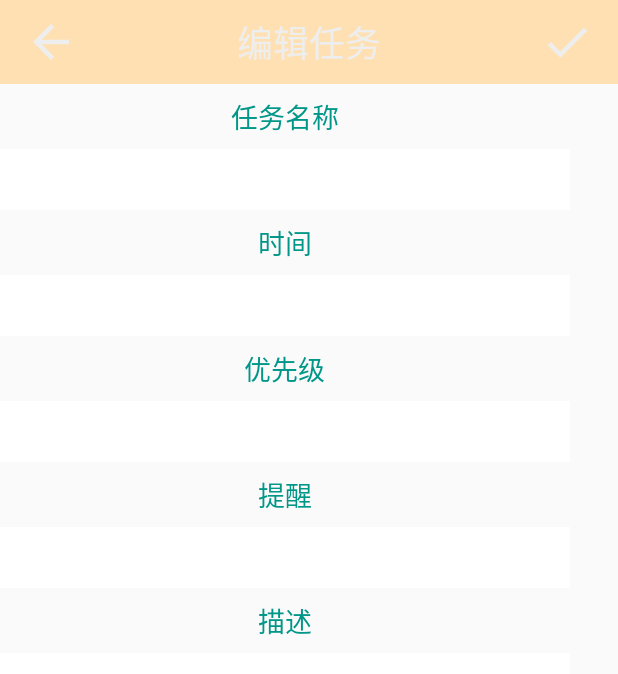
After one commit to gsxab/Jinsuoji, an Android app: the TodoEditActivity screen opened directly, with no data from a screen before it, on a phone screen of 412 x 824 dp. The commit adds this screen. Shown: the top 674 px of the screen. Run offline under Robolectric (Android 15) with nearby library versions, the phone set to English and light mode, and no system bars.

Commit message:
TodoEdit

```diff
--- a/app/src/main/AndroidManifest.xml
+++ b/app/src/main/AndroidManifest.xml
@@ -19,7 +19,8 @@
             </intent-filter>
         </activity>
         <activity android:name=".ExpenseEditActivity" />
-        <activity android:name=".GuideActivity"></activity>
+        <activity android:name=".GuideActivity" />
+        <activity android:name=".TodoEditActivity"></activity>
     </application>
 
 </manifest>
--- a/app/src/main/java/org/jinsuoji/jinsuoji/MainActivity.java
+++ b/app/src/main/java/org/jinsuoji/jinsuoji/MainActivity.java
@@ -159,6 +159,9 @@ public class MainActivity extends AppCompatActivity implements
                 }   break;
                 case R.id.navigation_todo:{
                     // TODO 进入任务编辑Activity
+                    Intent intent = new Intent(MainActivity.this, TodoEditActivity.class);
+                    intent.putExtra("org.jinsuoji.jinsuoji.Time", Calendar.getInstance().getTime());
+                    startActivityForResult(intent, 1);
                 }   break;
                 case R.id.navigation_expenditure:{
                     Intent intent = new Intent(MainActivity.this, ExpenseEditActivity.class);
--- /dev/null
+++ b/app/src/main/java/org/jinsuoji/jinsuoji/TodoEditActivity.java
@@ -0,0 +1,185 @@
+package org.jinsuoji.jinsuoji;
+
+import android.content.Intent;
+import android.os.Handler;
+import android.support.v7.app.AppCompatActivity;
+import android.os.Bundle;
+import android.util.Log;
+import android.view.View;
+import android.widget.EditText;
+import android.widget.ImageButton;
+import android.widget.TextView;
+import android.widget.Toast;
+
+
+import org.jinsuoji.jinsuoji.data_access.DateUtils;
+import org.jinsuoji.jinsuoji.model.Todo;
+
+import java.util.Date;
+import java.util.Calendar;
+import android.app.DatePickerDialog;
+import android.widget.DatePicker;
+import android.widget.TimePicker;
+import android.app.TimePickerDialog;
+
+/**
+ * 编辑任务的Activity.
+ */
+public class TodoEditActivity extends AppCompatActivity {
+    public static final String KEY = "exp_ToDo";
+    public static final String LAST_ToDo= "org.jinsuoji.jinsuoji.LastToDo";
+    public static final String TAG = "o.j.j.EEAct";
+
+    Handler handler;
+    Todo todo;
+    EditText item,priority,descrip;
+    TextView time,reminder;
+    ImageButton cancel, ok;
+
+
+    @Override
+    protected void onCreate(Bundle savedInstanceState) {
+        super.onCreate(savedInstanceState);
+        setContentView(R.layout.activity_todo_edit);
+
+        handler = new Handler();
+        item = findViewById(R.id.item_editor);
+        priority = findViewById(R.id.priority_editor);
+        reminder = findViewById(R.id.remind_editor);
+        descrip = findViewById(R.id.descrip_editor);
+        time = findViewById(R.id.time_editor);
+
+        if(savedInstanceState != null){
+           todo = (Todo)savedInstanceState.get(KEY);
+        }else{
+            Todo todo = (Todo)getIntent().getSerializableExtra(LAST_ToDo);
+            if(todo == null){
+                this.todo = new Todo(-1,null,"",0,"",false);
+                if(getIntent() != null){
+                    this.todo.setDateTime((Date) getIntent().getSerializableExtra("org.jinsuoji.jinsuoji.Time"));
+                }
+            }else{
+                this.todo = todo;
+            }
+        }
+        cancel = findViewById(R.id.toolbar_return);
+        cancel.setOnClickListener(new View.OnClickListener() {
+            @Override
+            public void onClick(View v) {
+                setResult(RESULT_CANCELED);
+                finish();
+            }
+        });
+        ok = findViewById(R.id.toolbar_ok);
+        ok.setOnClickListener(new View.OnClickListener() {
+            @Override
+            public void onClick(View v) {
+                Intent intent = new Intent();
+                if (!composeTodo()) {
+                    Toast.makeText(TodoEditActivity.this, R.string.missing_args,
+                            Toast.LENGTH_SHORT).show();
+                    return;
+                }
+                intent.putExtra(LAST_ToDo, todo);
+                setResult(RESULT_OK, intent);
+                finish();
+            }
+        });
+        //加上下面的这段代码会闪退，可能是因为跟Todo的数据库操作文件有关系，所以我先注释掉了
+//        item.setText(todo.getTaskName());
+//        priority.setText(todo.getPriority());
+//        descrip.setText(todo.getMemo());
+//        time.setText(todo.getDateTime() == null ? "" : DateUtils.toDateString(todo.getDateTime()));
+
+
+        time.setOnClickListener(new View.OnClickListener() {
+            @Override
+            public void onClick(View v) {
+                showTimeDialog(1);
+            }
+        });
+        reminder.setOnClickListener(new View.OnClickListener(){
+            @Override
+            public void onClick(View v) {
+                showTimeDialog(2);
+            }
+        });
+    }
+
+    private  void showTimeDialog(int id){
+        switch (id){
+            case 1:
+            {
+                Calendar cale1 = Calendar.getInstance();
+                new DatePickerDialog(TodoEditActivity.this,new DatePickerDialog.OnDateSetListener() {
+                    @Override
+                    public void onDateSet(DatePicker view, int year, int monthOfYear,
+                                          int dayOfMonth) {
+                        StringBuffer stringBuilder = new StringBuffer("");
+                        //这里获取到的月份需要加上1哦~
+                        stringBuilder.append(year + "-" + (monthOfYear + 1) + "-" + dayOfMonth);
+                        time.setText(stringBuilder.toString());
+                    }
+                }
+                        ,cale1.get(Calendar.YEAR)
+                        ,cale1.get(Calendar.MONTH)
+                        ,cale1.get(Calendar.DAY_OF_MONTH))
+                        .show();
+            }break;
+            case 2:
+            {
+                Calendar cale1 = Calendar.getInstance();
+                new DatePickerDialog(TodoEditActivity.this,new DatePickerDialog.OnDateSetListener() {
+                    @Override
+                    public void onDateSet(DatePicker view, int year, int monthOfYear,
+                                          int dayOfMonth) {
+                       final StringBuffer stringBuilder=new StringBuffer("");
+                        //这里获取到的月份需要加上1哦~
+                        stringBuilder.append(year + "-" + (monthOfYear+1) +"-"+dayOfMonth);
+                        Calendar time=Calendar.getInstance();
+                        TimePickerDialog timeDialog=new TimePickerDialog(TodoEditActivity.this, new TimePickerDialog.OnTimeSetListener() {
+
+                            @Override
+                            public void onTimeSet(TimePicker view, int hourOfDay, int minute) {
+                                // TODO Auto-generated method stub
+                                stringBuilder.append(hourOfDay+":"+minute);
+                                reminder.setText(" "+ stringBuilder);
+                            }
+                        }, time.get(Calendar.HOUR_OF_DAY), time.get(Calendar.MINUTE), true);
+                        timeDialog.setTitle("请选择时间");
+                        timeDialog.show();
+                    }
+                }
+                        ,cale1.get(Calendar.YEAR)
+                        ,cale1.get(Calendar.MONTH)
+                        ,cale1.get(Calendar.DAY_OF_MONTH)).show();
+            }break;
+        }
+    }
+
+
+
+    /**
+     * 合成{@link Todo}并检查是否已经填写完毕.
+     * @return true=填写完毕;false=未完毕
+     */
+    private boolean composeTodo() {
+        if (item.getText().length() == 0 || time.getText().length() == 0 ||
+                priority.getText().length() == 0 || reminder.getText().length() == 0 ||
+                descrip.getText().length() == 0) {
+            return false;
+        }
+        todo.setTaskName(item.getText().toString());
+        todo.setDateTime(DateUtils.fromDateString(time.getText().toString()));
+        todo.setPriority(Integer.valueOf(priority.getText().toString()));
+        todo.setMemo(descrip.getText().toString());
+        return true;
+    }
+
+    @Override
+    protected void onSaveInstanceState(Bundle savedInstanceState) {
+        super.onSaveInstanceState(savedInstanceState);
+        composeTodo();
+        savedInstanceState.putSerializable(KEY, todo);
+    }
+}
--- /dev/null
+++ b/app/src/main/res/layout/activity_todo_edit.xml
@@ -0,0 +1,137 @@
+<?xml version="1.0" encoding="utf-8"?>
+<android.support.constraint.ConstraintLayout xmlns:android="http://schemas.android.com/apk/res/android"
+    xmlns:app="http://schemas.android.com/apk/res-auto"
+    xmlns:tools="http://schemas.android.com/tools"
+    android:layout_width="match_parent"
+    android:layout_height="match_parent"
+    tools:context=".TodoEditActivity">
+
+    <android.support.v7.widget.Toolbar
+        android:id="@+id/toolbar2"
+        android:layout_width="match_parent"
+        android:layout_height="?android:attr/actionBarSize"
+        android:background="@color/colorPrimary">
+
+        <ImageButton
+            android:id="@+id/toolbar_return"
+            style="@style/Widget.AppCompat.DrawerArrowToggle"
+            android:layout_width="wrap_content"
+            android:layout_height="wrap_content"
+            android:layout_gravity="start"
+            android:layout_marginStart="@dimen/activity_margin"
+            android:background="?android:attr/selectableItemBackground"
+            android:contentDescription="@string/cancel"
+            android:src="@drawable/ic_arrow_back"
+            android:tint="@color/colorInActionBar" />
+
+        <TextView
+            android:layout_width="wrap_content"
+            android:layout_height="wrap_content"
+            android:layout_centerInParent="true"
+            android:layout_gravity="center"
+            android:text="@string/edit_todo"
+            android:textColor="@color/colorInActionBar"
+            android:textSize="@dimen/title_font_size"
+            tools:ignore="SpUsage"
+            tools:layout_editor_absoluteX="144dp"
+            tools:layout_editor_absoluteY="12dp" />
+
+        <ImageButton
+            android:id="@+id/toolbar_ok"
+            style="@style/Widget.AppCompat.DrawerArrowToggle"
+            android:layout_width="wrap_content"
+            android:layout_height="wrap_content"
+            android:layout_gravity="end"
+            android:layout_marginEnd="@dimen/activity_margin"
+            android:background="?android:attr/selectableItemBackground"
+            android:contentDescription="@string/ok"
+            android:src="@drawable/ic_check"
+            android:tint="@color/colorInActionBar" />
+
+    </android.support.v7.widget.Toolbar>
+
+    <ScrollView
+        android:layout_width="380dp"
+        android:layout_height="wrap_content"
+        app:layout_constraintTop_toBottomOf="@+id/toolbar2"
+        tools:layout_editor_absoluteX="4dp">
+
+        <LinearLayout
+            android:layout_width="match_parent"
+            android:layout_height="wrap_content"
+            android:orientation="vertical">
+
+            <TextView
+                style="@style/editPageLabel"
+                android:layout_width="wrap_content"
+                android:layout_height="wrap_content"
+                android:labelFor="@id/item_editor"
+                android:text="@string/todo_title" />
+
+            <EditText
+                android:id="@+id/item_editor"
+                style="@style/editPageTextBox"
+                android:layout_width="match_parent"
+                android:layout_height="wrap_content"
+                android:inputType="text"
+                android:textColorLink="?attr/actionModeSplitBackground" />
+
+
+            <TextView
+                style="@style/editPageLabel"
+                android:layout_width="wrap_content"
+                android:layout_height="wrap_content"
+                android:labelFor="@id/time_editor"
+                android:text="@string/time" />
+
+            <TextView
+                android:id="@+id/time_editor"
+                style="@style/editPageTextBox"
+                android:layout_width="match_parent"
+                android:layout_height="wrap_content"
+                android:focusable="false" />
+
+            <TextView
+                style="@style/editPageLabel"
+                android:layout_width="wrap_content"
+                android:layout_height="wrap_content"
+                android:labelFor="@id/money_editor"
+                android:text="@string/priority" />
+
+            <EditText
+                android:id="@+id/priority_editor"
+                style="@style/editPageTextBox"
+                android:layout_width="match_parent"
+                android:layout_height="wrap_content"
+                android:inputType="numberDecimal" />
+
+            <TextView
+                style="@style/editPageLabel"
+                android:layout_width="wrap_content"
+                android:layout_height="wrap_content"
+                android:labelFor="@id/category_editor"
+                android:text="@string/remind" />
+
+            <TextView
+                android:id="@+id/remind_editor"
+                style="@style/editPageTextBox"
+                android:layout_width="match_parent"
+                android:layout_height="wrap_content" />
+
+            <TextView
+                style="@style/editPageLabel"
+                android:layout_width="wrap_content"
+                android:layout_height="wrap_content"
+                android:labelFor="@id/time_editor"
+                android:text="@string/desciption" />
+
+            <EditText
+                android:id="@+id/descrip_editor"
+                style="@style/editPageTextBox"
+                android:layout_width="match_parent"
+                android:layout_height="wrap_content"
+                android:inputType="textAutoComplete" />
+        </LinearLayout>
+    </ScrollView>
+
+</android.support.constraint.ConstraintLayout>
--- /dev/null
+++ b/app/src/main/res/values-v21/styles.xml
@@ -0,0 +1 @@
+<resources></resources>
--- a/app/src/main/res/values/dimens.xml
+++ b/app/src/main/res/values/dimens.xml
@@ -10,4 +10,10 @@
     <dimen name="font_size_lg">24sp</dimen>
     <dimen name="font_size_xl">30sp</dimen>
     <dimen name="placeholder_size">48sp</dimen>
+    <!-- Default screen margins, per the Android Design guidelines. -->
+    <dimen name="activity_horizontal_margin">16dp</dimen>
+    <dimen name="activity_vertical_margin">16dp</dimen>
+    <dimen name="nav_header_vertical_spacing">8dp</dimen>
+    <dimen name="nav_header_height">176dp</dimen>
+    <dimen name="fab_margin">16dp</dimen>
 </resources>
--- a/app/src/main/res/values/strings.xml
+++ b/app/src/main/res/values/strings.xml
@@ -4,7 +4,7 @@
     <string name="title_todo">任务</string>
     <string name="title_expenditure">记账</string>
     <string name="title_zhongcao">种草</string>
-    <string name="collapse_calendar">收起日历</string>
+    <string name="collapse_calendar" translatable="false">收起日历</string>
     <string name="expand_calendar">展开日历</string>
     <string name="show_finished">显示已完成项</string>
     <string name="finished">已完成</string>
@@ -46,4 +46,18 @@
     <string name="minute">分</string>
     <string name="missing_args">信息不完整</string>
     <string name="skip"><![CDATA[跳过>>>]]></string>
+    <string name="title_activity_main2">Main2Activity</string>
+    <string name="navigation_drawer_open">Open navigation drawer</string>
+    <string name="navigation_drawer_close">Close navigation drawer</string>
+    <string name="nav_header_title">Android Studio</string>
+    <string name="nav_header_subtitle">android.studio@android.com</string>
+    <string name="nav_header_desc">Navigation header</string>
+    <string name="action_settings">Settings</string>
+    <string name="title_activity_todo_edit">TodoEditActivity</string>
+    <string name="edit_todo">编辑任务</string>
+    <string name="todo_title" translatable="false">任务名称</string>
+    <string name="priority">优先级</string>
+    <string name="remind">提醒</string>
+    <string name="show_on_calender">显示于日历</string>
+    <string name="desciption">描述</string>
 </resources>
--- a/app/src/main/res/values/styles.xml
+++ b/app/src/main/res/values/styles.xml
@@ -19,6 +19,7 @@
         <item name="android:paddingBottom">@dimen/activity_half_margin</item>
         <item name="android:layout_gravity">center</item>
     </style>
+
     <style name="editPageTextBox" parent="Base.Widget.AppCompat.EditText">
         <item name="android:background">@android:color/white</item>
         <item name="android:shadowDx">3.0</item>
@@ -31,4 +32,8 @@
         <item name="android:textSize">@dimen/font_size</item>
     </style>
 
+    <style name="AppTheme.AppBarOverlay" parent="ThemeOverlay.AppCompat.Dark.ActionBar" />
+
+    <style name="AppTheme.PopupOverlay" parent="ThemeOverlay.AppCompat.Light" />
+
 </resources>
```
Also changed, not shown: app/src/main/res/drawable-v21/ic_menu_camera.xml (added, +12 -0 lines), app/src/main/res/drawable-v21/ic_menu_gallery.xml (added, +9 -0 lines), app/src/main/res/drawable-v21/ic_menu_manage.xml (added, +9 -0 lines), app/src/main/res/drawable-v21/ic_menu_send.xml (added, +9 -0 lines), app/src/main/res/drawable-v21/ic_menu_share.xml (added, +9 -0 lines), app/src/main/res/drawable-v21/ic_menu_slideshow.xml (added, +9 -0 lines), app/src/main/res/drawable/side_nav_bar.xml (added, +9 -0 lines), app/src/main/res/menu/activity_main2_drawer.xml (added, +38 -0 lines), app/src/main/res/menu/main2.xml (added, +9 -0 lines), app/src/main/res/values/drawables.xml (added, +8 -0 lines).
